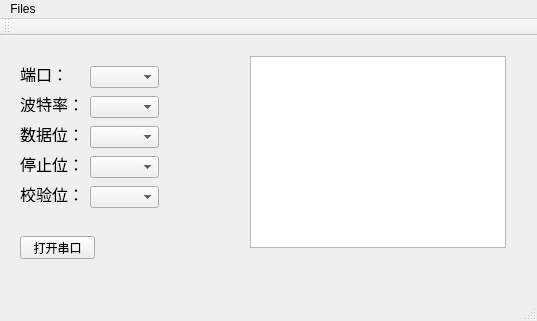
Old version of the form demo_proj/mainwindow.ui in the repository hanbiao/qt_demo.
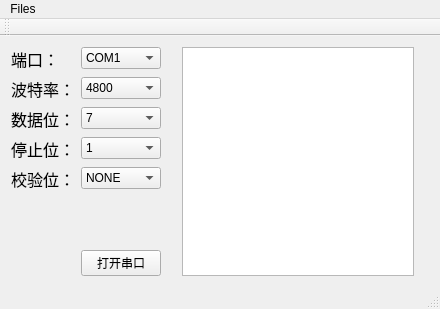
New version of the form.

```diff
--- a/demo_proj/mainwindow.ui
+++ b/demo_proj/mainwindow.ui
@@ -6,26 +6,24 @@
    <rect>
     <x>0</x>
     <y>0</y>
-    <width>537</width>
-    <height>321</height>
+    <width>440</width>
+    <height>309</height>
    </rect>
   </property>
   <property name="windowTitle">
    <string>MainWindow</string>
   </property>
   <widget class="QWidget" name="centralWidget">
+   <layout class="QHBoxLayout" name="horizontalLayout">
+    <item>
+     <layout class="QVBoxLayout" name="verticalLayout">
+      <item>
+       <layout class="QFormLayout" name="formLayout">
+        <item row="0" column="0">
    <widget class="QLabel" name="label_port">
     <property name="enabled">
      <bool>true</bool>
     </property>
-    <property name="geometry">
-     <rect>
-      <x>20</x>
-      <y>30</y>
-      <width>61</width>
-      <height>16</height>
-     </rect>
-    </property>
     <property name="font">
      <font>
       <family>Arial</family>
@@ -35,19 +33,40 @@
     <property name="text">
      <string>端口：</string>
     </property>
-   </widget>
+          <property name="buddy">
+           <cstring>comboBox_port</cstring>
+          </property>
+         </widget>
+        </item>
+        <item row="0" column="1">
+         <widget class="QComboBox" name="comboBox_port">
+          <item>
+           <property name="text">
+            <string>COM1</string>
+           </property>
+          </item>
+          <item>
+           <property name="text">
+            <string>COM2</string>
+           </property>
+          </item>
+          <item>
+           <property name="text">
+            <string>COM3</string>
+           </property>
+          </item>
+          <item>
+           <property name="text">
+            <string>COM4</string>
+           </property>
+          </item>
+         </widget>
+        </item>
+        <item row="1" column="0">
    <widget class="QLabel" name="label_baudrate">
     <property name="enabled">
      <bool>true</bool>
     </property>
-    <property name="geometry">
-     <rect>
-      <x>20</x>
-      <y>60</y>
-      <width>61</width>
-      <height>16</height>
-     </rect>
-    </property>
     <property name="font">
      <font>
       <family>Arial</family>
@@ -57,19 +76,45 @@
     <property name="text">
      <string>波特率：</string>
     </property>
-   </widget>
+          <property name="buddy">
+           <cstring>comboBox_baudrate</cstring>
+          </property>
+         </widget>
+        </item>
+        <item row="1" column="1">
+         <widget class="QComboBox" name="comboBox_baudrate">
+          <item>
+           <property name="text">
+            <string>4800</string>
+           </property>
+          </item>
+          <item>
+           <property name="text">
+            <string>9600</string>
+           </property>
+          </item>
+          <item>
+           <property name="text">
+            <string>19200</string>
+           </property>
+          </item>
+          <item>
+           <property name="text">
+            <string>38400</string>
+           </property>
+          </item>
+          <item>
+           <property name="text">
+            <string>115200</string>
+           </property>
+          </item>
+         </widget>
+        </item>
+        <item row="2" column="0">
    <widget class="QLabel" name="label_databit">
     <property name="enabled">
      <bool>true</bool>
     </property>
-    <property name="geometry">
-     <rect>
-      <x>20</x>
-      <y>90</y>
-      <width>61</width>
-      <height>16</height>
-     </rect>
-    </property>
     <property name="font">
      <font>
       <family>Arial</family>
@@ -79,19 +124,30 @@
     <property name="text">
      <string>数据位：</string>
     </property>
-   </widget>
+          <property name="buddy">
+           <cstring>comboBox_databit</cstring>
+          </property>
+         </widget>
+        </item>
+        <item row="2" column="1">
+         <widget class="QComboBox" name="comboBox_databit">
+          <item>
+           <property name="text">
+            <string>7</string>
+           </property>
+          </item>
+          <item>
+           <property name="text">
+            <string>8</string>
+           </property>
+          </item>
+         </widget>
+        </item>
+        <item row="3" column="0">
    <widget class="QLabel" name="label_stopbit">
     <property name="enabled">
      <bool>true</bool>
     </property>
-    <property name="geometry">
-     <rect>
-      <x>20</x>
-      <y>120</y>
-      <width>61</width>
-      <height>16</height>
-     </rect>
-    </property>
     <property name="font">
      <font>
       <family>Arial</family>
@@ -101,19 +157,30 @@
     <property name="text">
      <string>停止位：</string>
     </property>
-   </widget>
+          <property name="buddy">
+           <cstring>comboBox_stopbit</cstring>
+          </property>
+         </widget>
+        </item>
+        <item row="3" column="1">
+         <widget class="QComboBox" name="comboBox_stopbit">
+          <item>
+           <property name="text">
+            <string>1</string>
+           </property>
+          </item>
+          <item>
+           <property name="text">
+            <string>2</string>
+           </property>
+          </item>
+         </widget>
+        </item>
+        <item row="4" column="0">
    <widget class="QLabel" name="label_parity">
     <property name="enabled">
      <bool>true</bool>
     </property>
-    <property name="geometry">
-     <rect>
-      <x>20</x>
-      <y>150</y>
-      <width>61</width>
-      <height>16</height>
-     </rect>
-    </property>
     <property name="font">
      <font>
       <family>Arial</family>
@@ -123,87 +190,91 @@
     <property name="text">
      <string>校验位：</string>
     </property>
-   </widget>
-   <widget class="QComboBox" name="comboBox_port">
-    <property name="geometry">
-     <rect>
-      <x>90</x>
-      <y>30</y>
-      <width>69</width>
-      <height>22</height>
-     </rect>
-    </property>
-   </widget>
-   <widget class="QComboBox" name="comboBox_baudrate">
-    <property name="geometry">
-     <rect>
-      <x>90</x>
-      <y>60</y>
-      <width>69</width>
-      <height>22</height>
-     </rect>
-    </property>
-   </widget>
-   <widget class="QComboBox" name="comboBox_databit">
-    <property name="geometry">
-     <rect>
-      <x>90</x>
-      <y>90</y>
-      <width>69</width>
-      <height>22</height>
-     </rect>
-    </property>
-   </widget>
-   <widget class="QComboBox" name="comboBox_stopbit">
-    <property name="geometry">
-     <rect>
-      <x>90</x>
-      <y>120</y>
-      <width>69</width>
-      <height>22</height>
-     </rect>
-    </property>
-   </widget>
+          <property name="buddy">
+           <cstring>comboBox_parity</cstring>
+          </property>
+         </widget>
+        </item>
+        <item row="4" column="1">
    <widget class="QComboBox" name="comboBox_parity">
-    <property name="geometry">
-     <rect>
-      <x>90</x>
-      <y>150</y>
-      <width>69</width>
-      <height>22</height>
-     </rect>
-    </property>
-   </widget>
+          <item>
+           <property name="text">
+            <string>NONE</string>
+           </property>
+          </item>
+          <item>
+           <property name="text">
+            <string>OVEN</string>
+           </property>
+          </item>
+          <item>
+           <property name="text">
+            <string>ODD</string>
+           </property>
+          </item>
+         </widget>
+        </item>
+        <item row="6" column="1">
    <widget class="QPushButton" name="pushButton_open">
-    <property name="geometry">
-     <rect>
-      <x>20</x>
-      <y>200</y>
-      <width>75</width>
-      <height>23</height>
-     </rect>
-    </property>
     <property name="text">
      <string>打开串口</string>
     </property>
    </widget>
-   <widget class="QTextBrowser" name="textBrowser">
-    <property name="geometry">
-     <rect>
-      <x>250</x>
-      <y>20</y>
-      <width>256</width>
-      <height>192</height>
-     </rect>
-    </property>
-   </widget>
+        </item>
+        <item row="5" column="0" colspan="2">
+         <spacer name="verticalSpacer">
+          <property name="orientation">
+           <enum>Qt::Vertical</enum>
+          </property>
+          <property name="sizeHint" stdset="0">
+           <size>
+            <width>20</width>
+            <height>40</height>
+           </size>
+          </property>
+         </spacer>
+        </item>
+       </layout>
+      </item>
+     </layout>
+    </item>
+    <item>
+     <spacer name="horizontalSpacer">
+      <property name="orientation">
+       <enum>Qt::Horizontal</enum>
+      </property>
+      <property name="sizeHint" stdset="0">
+       <size>
+        <width>40</width>
+        <height>20</height>
+       </size>
+      </property>
+     </spacer>
+    </item>
+    <item>
+     <widget class="QPlainTextEdit" name="plainTextEdit"/>
+    </item>
+    <item>
+     <spacer name="horizontalSpacer_2">
+      <property name="orientation">
+       <enum>Qt::Horizontal</enum>
+      </property>
+      <property name="sizeHint" stdset="0">
+       <size>
+        <width>40</width>
+        <height>20</height>
+       </size>
+      </property>
+     </spacer>
+    </item>
+   </layout>
   </widget>
   <widget class="QMenuBar" name="menuBar">
    <property name="geometry">
     <rect>
      <x>0</x>
      <y>0</y>
-     <width>537</width>
+     <width>440</width>
      <height>23</height>
     </rect>
    </property>
```
Lines whose indentation alone changed are shown as unchanged.
